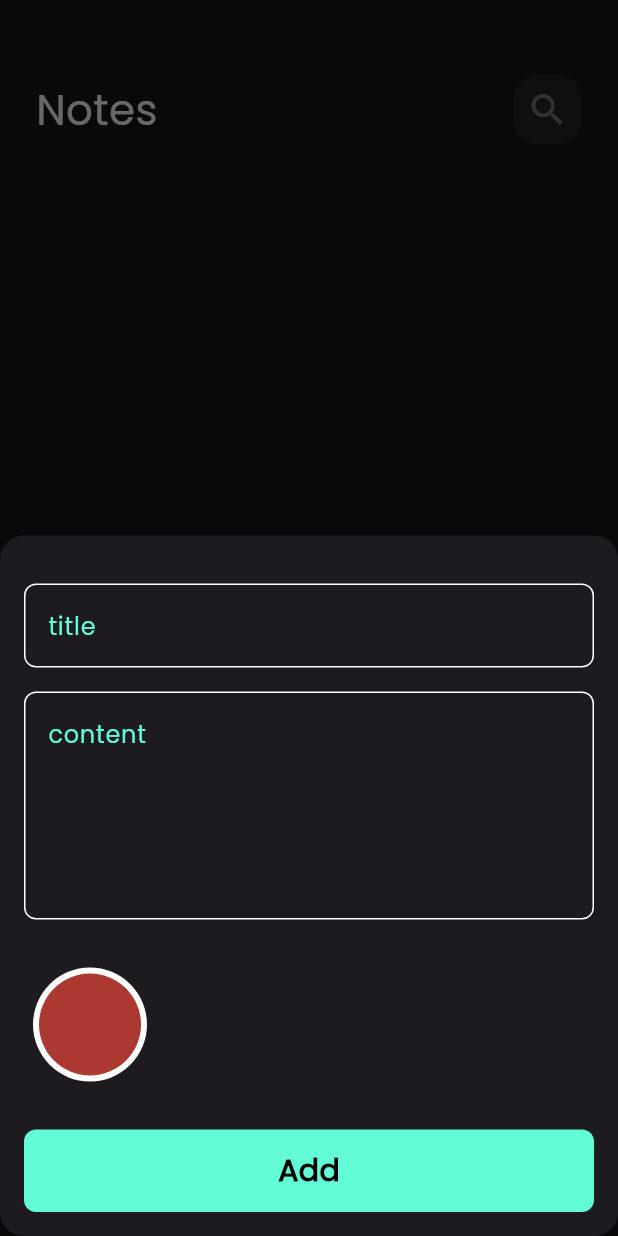
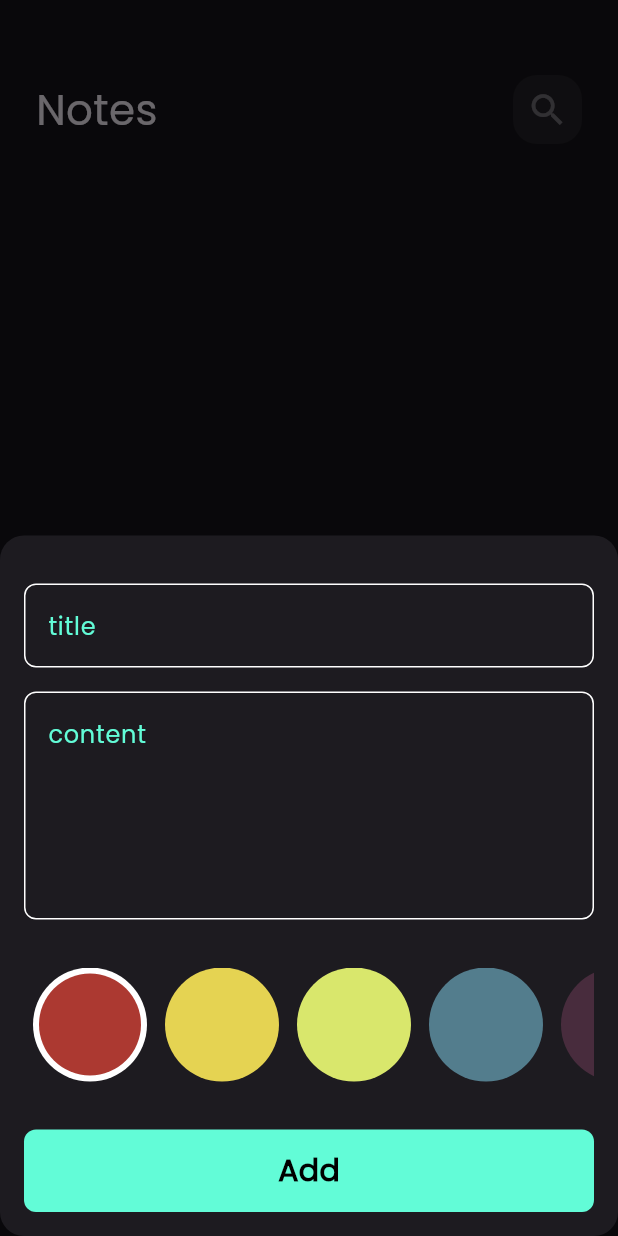
Before and after one commit to mahaalhawila/notes-app, a Flutter app: the screen it shows after launch, after a tap on the "add" icon, on a phone screen of 412 x 824 dp. Run offline on Flutter 3.47's test engine with Material 3 defaults, Android fonts, the phone set to English and light mode, and no system bars; our stand-ins replace bloc, flutter_bloc, font_awesome_flutter, hive, hive_flutter; accounts and stored records are empty.

Commit message:
edit note colors list view

```diff
--- a/lib/constants.dart
+++ b/lib/constants.dart
@@ -2,3 +2,11 @@ import 'dart:ui';
 const kPrimaryColor=  Color(0xff62FCD7);
 
 const kNotesBox='notes_box';
+
+List<Color> kColors = const [
+  Color(0xffAC3931),
+  Color(0xffE5D352),
+  Color(0xffD9E76C),
+  Color(0xff537D8D),
+  Color(0xff482C3D),
+];
--- a/lib/cubits/add_notes_cubit/add_notes_cubit.dart
+++ b/lib/cubits/add_notes_cubit/add_notes_cubit.dart
@@ -8,7 +8,10 @@ part 'add_notes_state.dart';
 class AddNotesCubit extends Cubit<AddNotesState>{
   AddNotesCubit() :super(AddNotesInitial());
 
+  Color ? color = const Color(0xffAC3931);
   addNote(NoteModel note) async{
+
+    note.color = color!.value ;
     emit(AddNotesLoading());
  try{
    var notesBox = Hive.box<NoteModel>(kNotesBox);
--- a/lib/views/widgets/color_list _view.dart
+++ b/lib/views/widgets/color_list _view.dart
@@ -1,6 +1,9 @@
 import 'package:flutter/cupertino.dart';
 import 'package:flutter/material.dart';
+import 'package:flutter_bloc/flutter_bloc.dart';
+import 'package:notes_app/cubits/add_notes_cubit/add_notes_cubit.dart';
 
+import '../../constants.dart';
 
 class ColorItem extends StatelessWidget {
   const ColorItem({super.key, required this.isActive, required this.color});
@@ -32,15 +35,13 @@ class ColorListView extends StatefulWidget {
 class _ColorListViewState extends State<ColorListView> {
 
   int currentIndex=0;
-  List<Color> colors =[
-    const Color(0xffAC3931)
-  ];
+
   @override
   Widget build(BuildContext context) {
     return SizedBox(
       height: 38*2,
       child: ListView.builder(
-          itemCount: colors.length,
+          itemCount: kColors.length,
           scrollDirection: Axis.horizontal,
           itemBuilder:(context,index){
             return  Padding(
@@ -48,12 +49,14 @@ class _ColorListViewState extends State<ColorListView> {
               child: GestureDetector(
                 onTap: (){
                   currentIndex = index ;
+
+                  BlocProvider.of<AddNotesCubit>(context).color = kColors[index];
                   setState(() {
 
                   });
                 },
                 child: ColorItem(
-                  color: colors[index],
+                  color: kColors[index],
                   isActive: currentIndex == index,
                 ),
               ),
```
Also changed, not shown: lib/views/widgets/edit_note_colors_list_view.dart (added, +51 -0 lines), lib/views/widgets/eidt_note_view_body.dart (+8 -2 lines).
